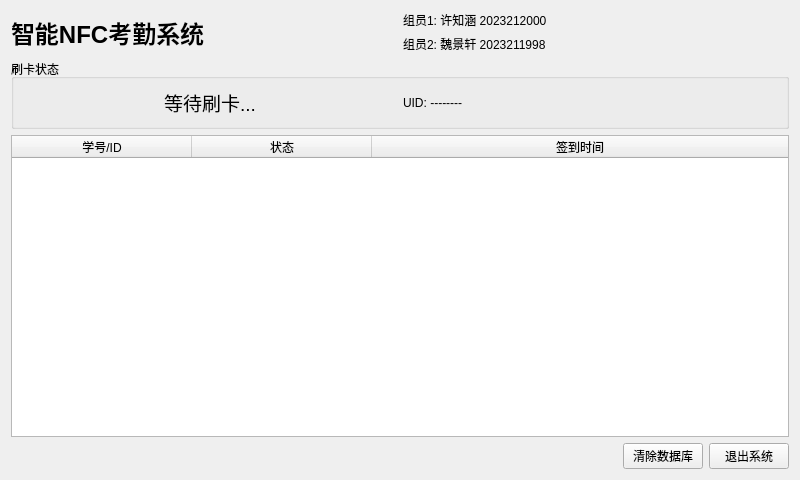
First picture: the form in expTest/mainwindow.ui, repository Thrautumn/test_for_exp, before the edit.
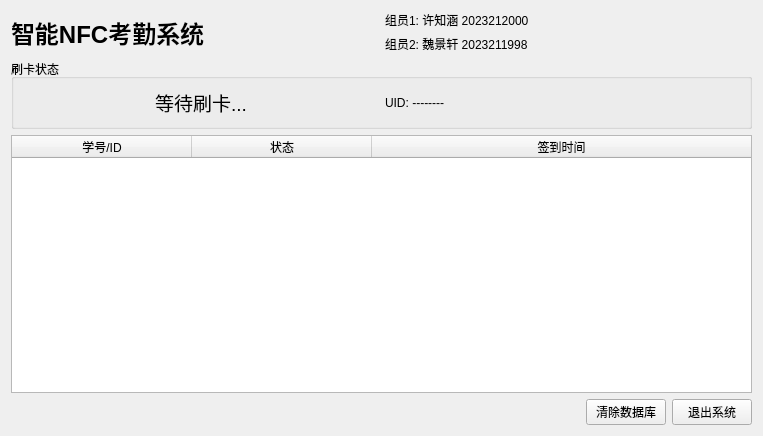
Second picture: the form after the edit.

Patch:
```diff
--- a/expTest/mainwindow.ui
+++ b/expTest/mainwindow.ui
@@ -7,8 +7,8 @@
    <rect>
     <x>0</x>
     <y>0</y>
-    <width>800</width>
-    <height>480</height>
+    <width>763</width>
+    <height>436</height>
    </rect>
   </property>
   <property name="windowTitle">
```
Left out of the diff: 1 changed line with no effect on the pictures.
